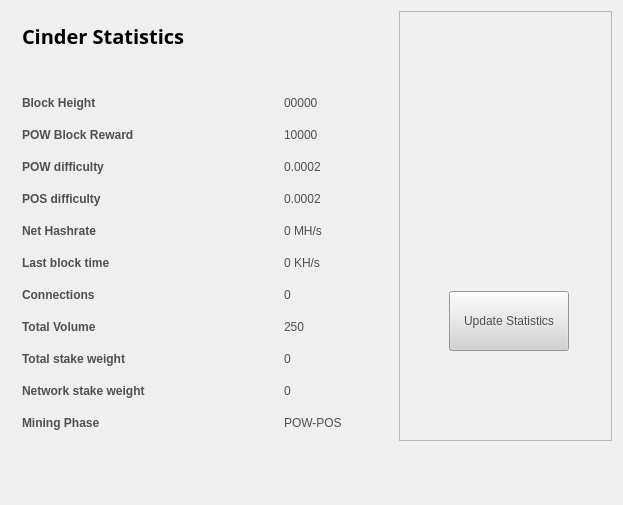
Above: src/qt/forms/statisticspage.ui from CrypTraider/Cinder before the change. Below: the same form after it.
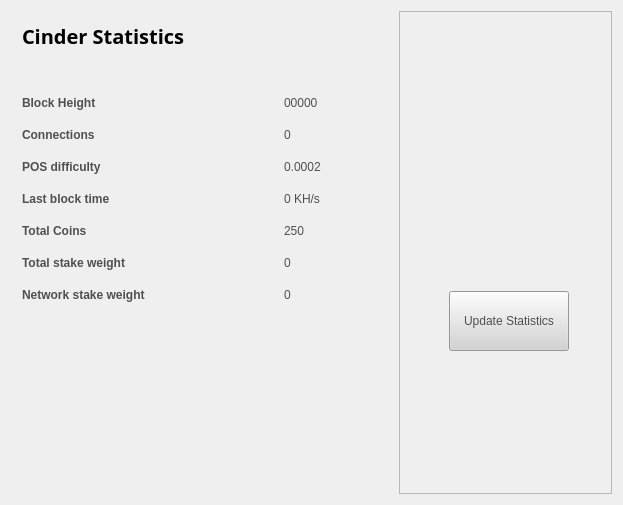
That is the form after the change. Icons and pictures are not drawn.

Commit message: Update Stats page and Stats logo

What changed in the file:
```diff
--- a/src/qt/forms/statisticspage.ui
+++ b/src/qt/forms/statisticspage.ui
@@ -24,67 +24,6 @@
    <property name="sizeConstraint">
     <enum>QLayout::SetMaximumSize</enum>
    </property>
-   <item row="0" column="1">
-    <widget class="QFrame" name="frame">
-     <property name="minimumSize">
-      <size>
-       <width>213</width>
-       <height>0</height>
-      </size>
-     </property>
-     <property name="frameShape">
-      <enum>QFrame::StyledPanel</enum>
-     </property>
-     <property name="frameShadow">
-      <enum>QFrame::Raised</enum>
-     </property>
-     <widget class="QPushButton" name="startButton">
-      <property name="geometry">
-       <rect>
-        <x>50</x>
-        <y>280</y>
-        <width>120</width>
-        <height>60</height>
-       </rect>
-      </property>
-      <property name="sizePolicy">
-       <sizepolicy hsizetype="Fixed" vsizetype="Fixed">
-        <horstretch>0</horstretch>
-        <verstretch>0</verstretch>
-       </sizepolicy>
-      </property>
-      <property name="minimumSize">
-       <size>
-        <width>120</width>
-        <height>60</height>
-       </size>
-      </property>
-      <property name="styleSheet">
-       <string notr="true">background:lightgrey;</string>
-      </property>
-      <property name="text">
-       <string>Update Statistics</string>
-      </property>
-     </widget>
-     <widget class="QLabel" name="label">
-      <property name="geometry">
-       <rect>
-        <x>10</x>
-        <y>70</y>
-        <width>191</width>
-        <height>191</height>
-       </rect>
-      </property>
-      <property name="text">
-       <string>&lt;!DOCTYPE HTML PUBLIC &quot;-//W3C//DTD HTML 4.0//EN&quot; &quot;http://www.w3.org/TR/REC-html40/strict.dtd&quot;&gt;
-&lt;html&gt;&lt;head&gt;&lt;meta name=&quot;qrichtext&quot; content=&quot;1&quot; /&gt;&lt;style type=&quot;text/css&quot;&gt;
-p, li { white-space: pre-wrap; }
-&lt;/style&gt;&lt;/head&gt;&lt;body style=&quot; font-family:'Open Sans,sans-serif'; font-size:8pt; font-weight:400; font-style:normal;&quot;&gt;
-&lt;p align=&quot;center&quot; style=&quot; margin-top:0px; margin-bottom:0px; margin-left:0px; margin-right:0px; -qt-block-indent:0; text-indent:0px;&quot;&gt;&lt;img src=&quot;:/icons/bitcoin_testnet&quot; /&gt;&lt;/p&gt;&lt;/body&gt;&lt;/html&gt;</string>
-      </property>
-     </widget>
-    </widget>
-   </item>
    <item row="0" column="0">
     <widget class="QFrame" name="gridFrame_2">
      <layout class="QGridLayout" name="gridLayout_4">
@@ -117,55 +56,34 @@
          </widget>
         </item>
         <item row="2" column="0">
-         <widget class="QLabel" name="label_12">
+         <widget class="QLabel" name="label1_2">
           <property name="text">
-           <string>&lt;html&gt;&lt;head/&gt;&lt;body&gt;&lt;p&gt;&lt;span style=&quot; font-weight:600;&quot;&gt;POW Block Reward&lt;/span&gt;&lt;/p&gt;&lt;/body&gt;&lt;/html&gt;</string>
+           <string>&lt;html&gt;&lt;head/&gt;&lt;body&gt;&lt;p&gt;&lt;span style=&quot; font-weight:600;&quot;&gt;Connections&lt;/span&gt;&lt;/p&gt;&lt;/body&gt;&lt;/html&gt;</string>
           </property>
          </widget>
         </item>
         <item row="2" column="1">
-         <widget class="QLabel" name="rewardBox">
+         <widget class="QLabel" name="connectionBox">
           <property name="text">
-           <string>10000</string>
+           <string>0</string>
           </property>
          </widget>
         </item>
         <item row="3" column="0">
-         <widget class="QLabel" name="label_13">
-          <property name="text">
-           <string>&lt;html&gt;&lt;head/&gt;&lt;body&gt;&lt;p&gt;&lt;span style=&quot; font-weight:600;&quot;&gt;POW difficulty&lt;/span&gt;&lt;/p&gt;&lt;/body&gt;&lt;/html&gt;</string>
-          </property>
-         </widget>
-        </item>
-        <item row="3" column="1">
-         <widget class="QLabel" name="diffBox">
-          <property name="text">
-           <string>0.0002</string>
-          </property>
-         </widget>
-        </item>
-        <item row="4" column="0">
          <widget class="QLabel" name="label_9">
           <property name="text">
            <string>&lt;html&gt;&lt;head/&gt;&lt;body&gt;&lt;p&gt;&lt;span style=&quot; font-weight:600;&quot;&gt;POS difficulty&lt;/span&gt;&lt;/p&gt;&lt;/body&gt;&lt;/html&gt;</string>
           </property>
          </widget>
         </item>
-        <item row="4" column="1">
+        <item row="3" column="1">
          <widget class="QLabel" name="diffBox2">
           <property name="text">
            <string>0.0002</string>
           </property>
          </widget>
         </item>
-        <item row="5" column="1">
-         <widget class="QLabel" name="pawrateBox">
-          <property name="text">
-           <string>0 MH/s</string>
-          </property>
-         </widget>
-        </item>
-        <item row="6" column="0">
+        <item row="4" column="0">
          <widget class="QLabel" name="label3_2">
           <property name="sizePolicy">
            <sizepolicy hsizetype="Preferred" vsizetype="Maximum">
@@ -178,90 +96,55 @@
           </property>
          </widget>
         </item>
-        <item row="6" column="1">
+        <item row="4" column="1">
          <widget class="QLabel" name="localBox">
           <property name="text">
            <string>0 KH/s</string>
           </property>
          </widget>
         </item>
-        <item row="7" column="0">
-         <widget class="QLabel" name="label1_2">
-          <property name="text">
-           <string>&lt;html&gt;&lt;head/&gt;&lt;body&gt;&lt;p&gt;&lt;span style=&quot; font-weight:600;&quot;&gt;Connections&lt;/span&gt;&lt;/p&gt;&lt;/body&gt;&lt;/html&gt;</string>
-          </property>
-         </widget>
-        </item>
-        <item row="7" column="1">
-         <widget class="QLabel" name="connectionBox">
-          <property name="text">
-           <string>0</string>
-          </property>
-         </widget>
-        </item>
-        <item row="8" column="0">
+        <item row="5" column="0">
          <widget class="QLabel" name="label_8">
           <property name="text">
-           <string>&lt;html&gt;&lt;head/&gt;&lt;body&gt;&lt;p&gt;&lt;span style=&quot; font-weight:600;&quot;&gt;Total Volume&lt;/span&gt;&lt;/p&gt;&lt;/body&gt;&lt;/html&gt;</string>
+           <string>&lt;html&gt;&lt;head/&gt;&lt;body&gt;&lt;p&gt;&lt;span style=&quot; font-weight:600;&quot;&gt;Total Coins&lt;/span&gt;&lt;/p&gt;&lt;/body&gt;&lt;/html&gt;</string>
           </property>
          </widget>
         </item>
-        <item row="8" column="1">
+        <item row="5" column="1">
          <widget class="QLabel" name="volumeBox">
           <property name="text">
            <string>250</string>
           </property>
          </widget>
         </item>
-        <item row="9" column="0">
+        <item row="6" column="0">
          <widget class="QLabel" name="label_10">
           <property name="text">
            <string>&lt;html&gt;&lt;head/&gt;&lt;body&gt;&lt;p&gt;&lt;span style=&quot; font-weight:600;&quot;&gt;Total stake weight&lt;/span&gt;&lt;/p&gt;&lt;/body&gt;&lt;/html&gt;</string>
           </property>
          </widget>
         </item>
-        <item row="9" column="1">
+        <item row="6" column="1">
          <widget class="QLabel" name="minBox">
           <property name="text">
            <string>0</string>
           </property>
          </widget>
         </item>
-        <item row="10" column="0">
+        <item row="7" column="0">
          <widget class="QLabel" name="label_11">
           <property name="text">
            <string>&lt;html&gt;&lt;head/&gt;&lt;body&gt;&lt;p&gt;&lt;span style=&quot; font-weight:600;&quot;&gt;Network stake weight&lt;/span&gt;&lt;/p&gt;&lt;/body&gt;&lt;/html&gt;</string>
           </property>
          </widget>
         </item>
-        <item row="10" column="1">
+        <item row="7" column="1">
          <widget class="QLabel" name="maxBox">
           <property name="text">
            <string>0</string>
           </property>
          </widget>
         </item>
-        <item row="11" column="0">
-         <widget class="QLabel" name="label_15">
-          <property name="text">
-           <string>&lt;html&gt;&lt;head/&gt;&lt;body&gt;&lt;p&gt;&lt;span style=&quot; font-weight:600;&quot;&gt;Mining Phase&lt;/span&gt;&lt;/p&gt;&lt;/body&gt;&lt;/html&gt;</string>
-          </property>
-         </widget>
-        </item>
-        <item row="11" column="1">
-         <widget class="QLabel" name="cBox">
-          <property name="text">
-           <string>POW-POS</string>
-          </property>
-         </widget>
-        </item>
-        <item row="5" column="0">
-         <widget class="QLabel" name="label_16">
-          <property name="text">
-           <string>&lt;html&gt;&lt;head/&gt;&lt;body&gt;&lt;p&gt;&lt;span style=&quot; font-weight:600;&quot;&gt;Net Hashrate&lt;/span&gt;&lt;/p&gt;&lt;/body&gt;&lt;/html&gt;</string>
-          </property>
-         </widget>
-        </item>
        </layout>
       </item>
       <item row="1" column="0">
@@ -325,6 +208,67 @@
      </property>
     </spacer>
    </item>
+   <item row="0" column="1" rowspan="2">
+    <widget class="QFrame" name="frame">
+     <property name="minimumSize">
+      <size>
+       <width>213</width>
+       <height>0</height>
+      </size>
+     </property>
+     <property name="frameShape">
+      <enum>QFrame::StyledPanel</enum>
+     </property>
+     <property name="frameShadow">
+      <enum>QFrame::Raised</enum>
+     </property>
+     <widget class="QPushButton" name="startButton">
+      <property name="geometry">
+       <rect>
+        <x>50</x>
+        <y>280</y>
+        <width>120</width>
+        <height>60</height>
+       </rect>
+      </property>
+      <property name="sizePolicy">
+       <sizepolicy hsizetype="Fixed" vsizetype="Fixed">
+        <horstretch>0</horstretch>
+        <verstretch>0</verstretch>
+       </sizepolicy>
+      </property>
+      <property name="minimumSize">
+       <size>
+        <width>120</width>
+        <height>60</height>
+       </size>
+      </property>
+      <property name="styleSheet">
+       <string notr="true">background:lightgrey;</string>
+      </property>
+      <property name="text">
+       <string>Update Statistics</string>
+      </property>
+     </widget>
+     <widget class="QLabel" name="label">
+      <property name="geometry">
+       <rect>
+        <x>10</x>
+        <y>70</y>
+        <width>191</width>
+        <height>191</height>
+       </rect>
+      </property>
+      <property name="text">
+       <string>&lt;!DOCTYPE HTML PUBLIC &quot;-//W3C//DTD HTML 4.0//EN&quot; &quot;http://www.w3.org/TR/REC-html40/strict.dtd&quot;&gt;
+&lt;html&gt;&lt;head&gt;&lt;meta name=&quot;qrichtext&quot; content=&quot;1&quot; /&gt;&lt;style type=&quot;text/css&quot;&gt;
+p, li { white-space: pre-wrap; }
+&lt;/style&gt;&lt;/head&gt;&lt;body style=&quot; font-family:'Open Sans,sans-serif'; font-size:8pt; font-weight:400; font-style:normal;&quot;&gt;
+&lt;p align=&quot;center&quot; style=&quot; margin-top:0px; margin-bottom:0px; margin-left:0px; margin-right:0px; -qt-block-indent:0; text-indent:0px;&quot;&gt;&lt;img src=&quot;:/images/stats&quot; /&gt;&lt;/p&gt;&lt;/body&gt;&lt;/html&gt;</string>
+      </property>
+     </widget>
+    </widget>
+   </item>
   </layout>
  </widget>
  <layoutdefault spacing="6" margin="11"/>
```
The commit also changes 2 other files.
